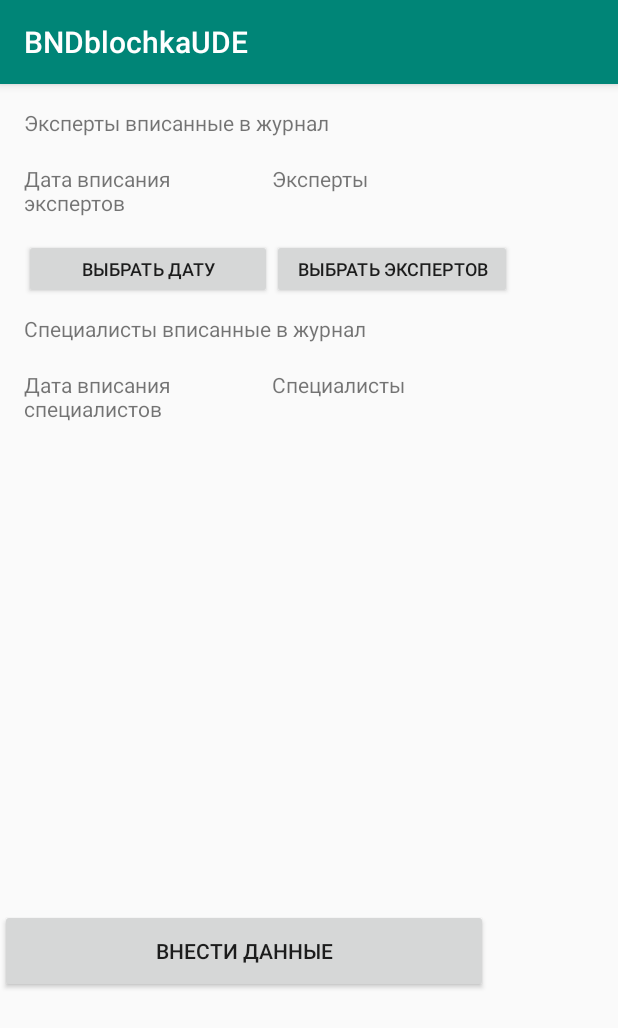
After one commit to Marevo28/liderexpress, an Android app: the BNDblochkaUDE screen opened directly, with no data from a screen before it, on a phone screen of 412 x 824 dp. The commit adds this screen. Shown: the top 1028 px of the screen. Run offline under Robolectric (Android 15) with nearby library versions, the phone set to English and light mode, and no system bars; network calls fail.

Commit message:
Начал блочку, обновил БНД

```diff
--- a/app/src/main/AndroidManifest.xml
+++ b/app/src/main/AndroidManifest.xml
@@ -5,7 +5,8 @@
     <uses-feature
         android:name="android.hardware.camera"
         android:required="true" />
-    <uses-permission android:name="android.permission.INTERNET"/>
+
+    <uses-permission android:name="android.permission.INTERNET" />
     <uses-permission android:name="android.permission.WRITE_EXTERNAL_STORAGE" />
     <uses-permission android:name="android.permission.CAMERA" />
     <uses-permission android:name="android.hardware.camera2.full" />
@@ -18,9 +19,13 @@
         android:supportsRtl="true"
         android:theme="@style/AppTheme">
         <activity
+            android:name=".BNDblochkaUDE"
+            android:label="@string/title_activity_bndblochka_ude"
+            android:theme="@style/AppTheme.NoActionBar"></activity>
+        <activity
             android:name=".Synchronization"
             android:label="@string/title_activity_synchronization"
-            android:theme="@style/AppTheme.NoActionBar"></activity>
+            android:theme="@style/AppTheme.NoActionBar" />
         <activity
             android:name=".VmyatinaSocuda"
             android:label="@string/title_activity_vmyatina_socuda"
@@ -38,8 +43,7 @@
             android:label="Сводная таблица"
             android:theme="@style/AppTheme.NoActionBar" />
         <activity android:name=".Photo" />
-        <activity
-            android:name=".Camera" />
+        <activity android:name=".Camera" />
         <activity
             android:name=".SittingsActivity"
             android:label="Настройки"
--- /dev/null
+++ b/app/src/main/java/com/example/lider_express/BNDblochkaUDE.java
@@ -0,0 +1,17 @@
+package com.example.lider_express;
+
+import android.os.Bundle;
+import androidx.appcompat.app.AppCompatActivity;
+import androidx.appcompat.widget.Toolbar;
+
+public class BNDblochkaUDE extends AppCompatActivity {
+
+    @Override
+    protected void onCreate(Bundle savedInstanceState) {
+        super.onCreate(savedInstanceState);
+        setContentView(R.layout.activity_bndblochka_ude);
+        Toolbar toolbar = findViewById(R.id.toolbar);
+        setSupportActionBar(toolbar);
+    }
+
+}
--- /dev/null
+++ b/app/src/main/res/layout/activity_bndblochka_ude.xml
@@ -0,0 +1,25 @@
+<?xml version="1.0" encoding="utf-8"?>
+<androidx.coordinatorlayout.widget.CoordinatorLayout xmlns:android="http://schemas.android.com/apk/res/android"
+    xmlns:app="http://schemas.android.com/apk/res-auto"
+    xmlns:tools="http://schemas.android.com/tools"
+    android:layout_width="match_parent"
+    android:layout_height="match_parent"
+    tools:context=".BNDblochkaUDE">
+
+    <com.google.android.material.appbar.AppBarLayout
+        android:layout_width="match_parent"
+        android:layout_height="wrap_content"
+        android:theme="@style/AppTheme.AppBarOverlay">
+
+        <androidx.appcompat.widget.Toolbar
+            android:id="@+id/toolbar"
+            android:layout_width="match_parent"
+            android:layout_height="?attr/actionBarSize"
+            android:background="?attr/colorPrimary"
+            app:popupTheme="@style/AppTheme.PopupOverlay" />
+
+    </com.google.android.material.appbar.AppBarLayout>
+
+    <include layout="@layout/content_bndblochka_ude" />
+
+</androidx.coordinatorlayout.widget.CoordinatorLayout>
--- /dev/null
+++ b/app/src/main/res/layout/content_bndblochka_ude.xml
@@ -0,0 +1,107 @@
+<?xml version="1.0" encoding="utf-8"?>
+<ScrollView xmlns:android="http://schemas.android.com/apk/res/android"
+    xmlns:app="http://schemas.android.com/apk/res-auto"
+    xmlns:tools="http://schemas.android.com/tools"
+    android:layout_width="match_parent"
+    android:layout_height="match_parent"
+    app:layout_behavior="@string/appbar_scrolling_view_behavior"
+    tools:context=".BNDblochkaUDE"
+    tools:showIn="@layout/activity_bndblochka_ude">
+
+    <androidx.constraintlayout.widget.ConstraintLayout
+        android:layout_width="match_parent"
+        android:layout_height="2000dp">
+
+        <TextView
+            android:id="@+id/textView6"
+            android:layout_width="325dp"
+            android:layout_height="25dp"
+            android:layout_marginTop="112dp"
+            android:text="Специалисты вписанные в журнал"
+            app:fontFamily="sans-serif"
+            app:layout_constraintStart_toStartOf="@+id/textView2"
+            app:layout_constraintTop_toBottomOf="@+id/textView2" />
+
+        <TextView
+            android:id="@+id/textexperts"
+            android:layout_width="160dp"
+            android:layout_height="50dp"
+            android:layout_marginStart="165dp"
+            android:layout_marginTop="12dp"
+            android:text="Эксперты"
+            app:layout_constraintStart_toStartOf="@+id/textView2"
+            app:layout_constraintTop_toBottomOf="@+id/textView2" />
+
+        <TextView
+            android:id="@+id/textView2"
+            android:layout_width="325dp"
+            android:layout_height="25dp"
+            android:layout_marginStart="16dp"
+            android:layout_marginTop="16dp"
+            android:text="@string/experts_in_text"
+            app:fontFamily="sans-serif"
+            app:layout_constraintStart_toStartOf="parent"
+            app:layout_constraintTop_toTopOf="parent" />
+
+        <Button
+            android:id="@+id/PickExpert"
+            android:layout_width="160dp"
+            android:layout_height="40dp"
+            android:layout_marginStart="165dp"
+            android:layout_marginTop="62dp"
+            android:text="Выбрать экспертов"
+            android:textSize="12sp"
+            app:layout_constraintStart_toStartOf="@+id/textView2"
+            app:layout_constraintTop_toBottomOf="@+id/textView2" />
+
+        <TextView
+            android:id="@+id/textdefek"
+            android:layout_width="160dp"
+            android:layout_height="50dp"
+            android:layout_marginStart="165dp"
+            android:layout_marginTop="12dp"
+            android:text="Специалисты"
+            app:layout_constraintStart_toStartOf="@+id/textView6"
+            app:layout_constraintTop_toBottomOf="@+id/textView6" />
+
+
+        <Button
+            android:id="@+id/ButZapisat"
+            android:layout_width="325dp"
+            android:layout_height="56dp"
+            android:layout_marginTop="550dp"
+            android:text="Внести данные"
+            app:layout_constraintTop_toTopOf="parent"
+            tools:layout_editor_absoluteX="16dp" />
+
+        <TextView
+            android:id="@+id/TextDataExp"
+            android:layout_width="165dp"
+            android:layout_height="50dp"
+            android:layout_marginTop="12dp"
+            android:text="Дата вписания экспертов"
+            app:layout_constraintStart_toStartOf="@+id/textView2"
+            app:layout_constraintTop_toBottomOf="@+id/textView2" />
+
+        <Button
+            android:id="@+id/PickDataExp"
+            android:layout_width="165dp"
+            android:layout_height="40dp"
+            android:layout_marginTop="62dp"
+            android:text="Выбрать дату"
+            android:textSize="12sp"
+            android:onClick="setDateExp"
+            app:layout_constraintStart_toStartOf="@+id/textView2"
+            app:layout_constraintTop_toBottomOf="@+id/textView2" />
+
+        <TextView
+            android:id="@+id/TextDataSpec"
+            android:layout_width="165dp"
+            android:layout_height="50dp"
+            android:layout_marginTop="12dp"
+            android:text="Дата вписания специалистов"
+            app:layout_constraintStart_toStartOf="@+id/textView6"
+            app:layout_constraintTop_toBottomOf="@+id/textView6" />
+
+    </androidx.constraintlayout.widget.ConstraintLayout>
+</ScrollView>
--- a/app/src/main/res/values/strings.xml
+++ b/app/src/main/res/values/strings.xml
@@ -21,4 +21,5 @@
     <string name="title_activity_vmyatina_socuda">VmyatinaSocuda</string>
     <string name="experts_in_text">Эксперты вписанные в журнал</string>
     <string name="title_activity_synchronization">Synchronization</string>
+    <string name="title_activity_bndblochka_ude">BNDblochkaUDE</string>
 </resources>
```
